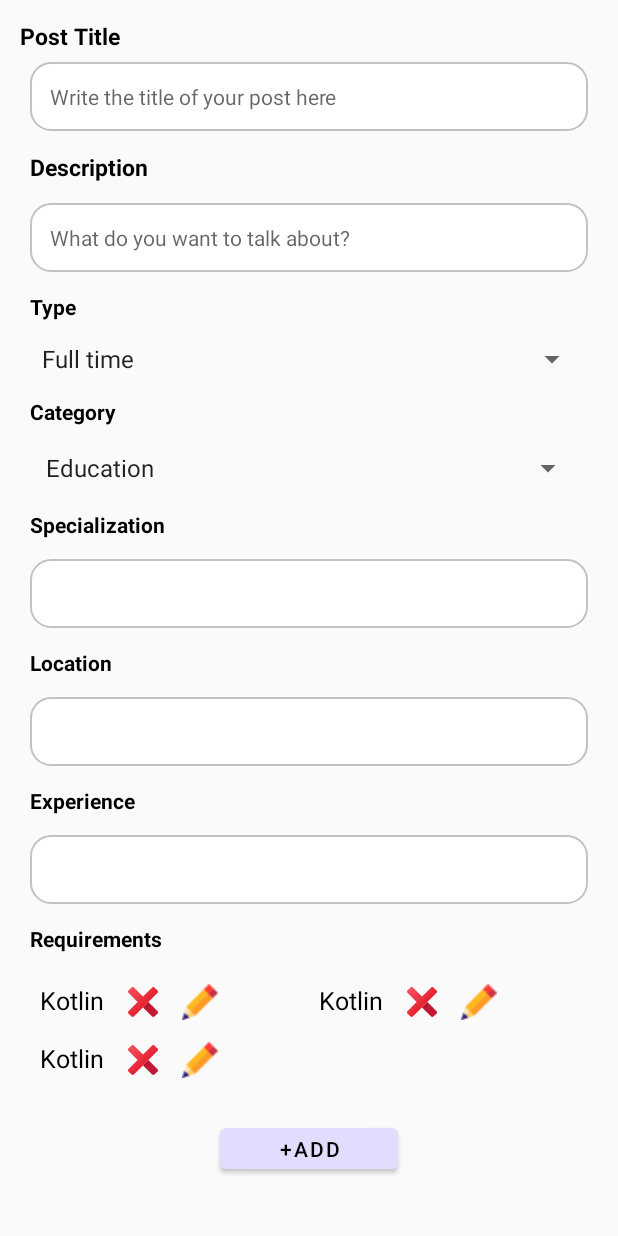
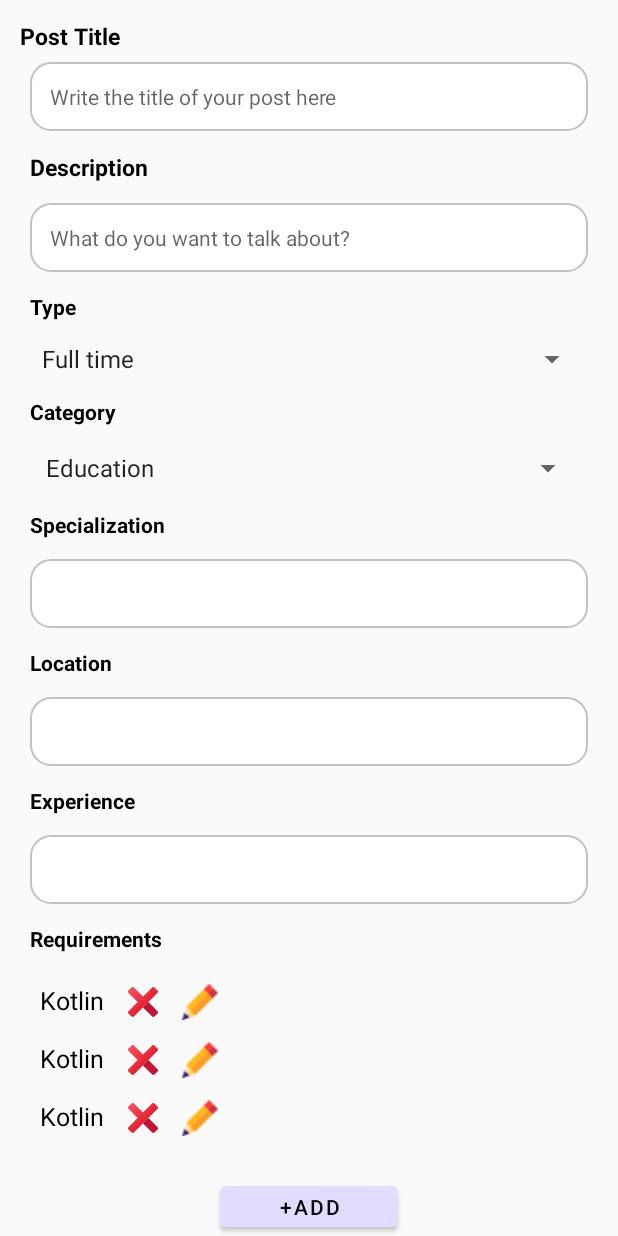
Before and after one commit to meaadj1/JAPP, an Android app: the layout fragment_saved_jobs.xml on its own in the app's theme, with its tools: preview values and no code run, on a phone screen of 412 x 824 dp. Run offline under Robolectric (Android 15) with nearby library versions, the phone set to English and light mode, and no system bars.

Commit message:
version 11-1-2023

```diff
--- a/app/src/main/java/com/example/japp/adapter/ApplicantsAdapter.java
+++ b/app/src/main/java/com/example/japp/adapter/ApplicantsAdapter.java
@@ -35,6 +35,8 @@ public class ApplicantsAdapter extends RecyclerView.Adapter<ApplicantsAdapter.Vi
     @Override
     public void onBindViewHolder(@NonNull ViewHolder holder, int position) {
         holder.binding.tvApplicant.setText(list.get(position).getName());
+        Log.i(TAG, list.get(position).toString());
+        Log.i(TAG, String.valueOf(list.get(position)));
         holder.binding.tvPresent.setText(list.get(position).getMatching() + "%");
         holder.binding.progressBar.setProgress((int) list.get(position).getMatching());
         Glide.with(holder.binding.getRoot()).load(list.get(position).getPhoto()).placeholder(R.drawable.place_holder).into(holder.binding.ivApplicant);
--- a/app/src/main/java/com/example/japp/adapter/JobsAdapter.java
+++ b/app/src/main/java/com/example/japp/adapter/JobsAdapter.java
@@ -69,7 +69,7 @@ public class JobsAdapter extends RecyclerView.Adapter<JobsAdapter.ViewHolder> {
             holder.binding.tvTitle.setText(list.get(position).getTitle());
             holder.binding.btnCategory.setText(list.get(position).getCategory());
             holder.binding.btnTime.setText(list.get(position).getType());
-            if (!list.get(position).getCompanyImage().isEmpty())
+            if (list.get(position).getCompanyImage() != null)
                 Glide.with(holder.binding.getRoot()).load(list.get(position).getCompanyImage()).placeholder(R.drawable.place_holder).into(holder.binding.ivCompany);
             if (list.get(position).getRequirements() != null) {
                 for (int i = 0; i < list.get(position).getRequirements().size(); i++) {
--- a/app/src/main/java/com/example/japp/model/Job.java
+++ b/app/src/main/java/com/example/japp/model/Job.java
@@ -130,6 +130,7 @@ public class Job implements Serializable {
         this.id = id;
     }
 
+
     int id;
     String title;
     String description;
--- a/app/src/main/res/layout/fragment_saved_jobs.xml
+++ b/app/src/main/res/layout/fragment_saved_jobs.xml
@@ -90,9 +90,9 @@
                 android:id="@+id/spinner_category"
                 android:layout_width="match_parent"
                 android:layout_height="wrap_content"
-                android:gravity="center"
                 android:layout_margin="@dimen/_7sdp"
-                android:entries="@array/categories"/>
+                android:entries="@array/categories"
+                android:gravity="center" />
 
             <TextView
                 android:layout_width="wrap_content"
@@ -161,8 +161,7 @@
                 android:layout_width="match_parent"
                 android:layout_height="wrap_content"
                 android:layout_margin="@dimen/_5sdp"
-                app:layoutManager="androidx.recyclerview.widget.GridLayoutManager"
-                app:spanCount="2"
+                app:layoutManager="androidx.recyclerview.widget.LinearLayoutManager"
                 tools:listitem="@layout/skill_item" />
 
             <com.google.android.material.button.MaterialButton
```
Also changed, not shown: app/src/main/java/com/example/japp/ui/fragment/job_details/JobDetailsViewModel.java (+9 -4 lines).
